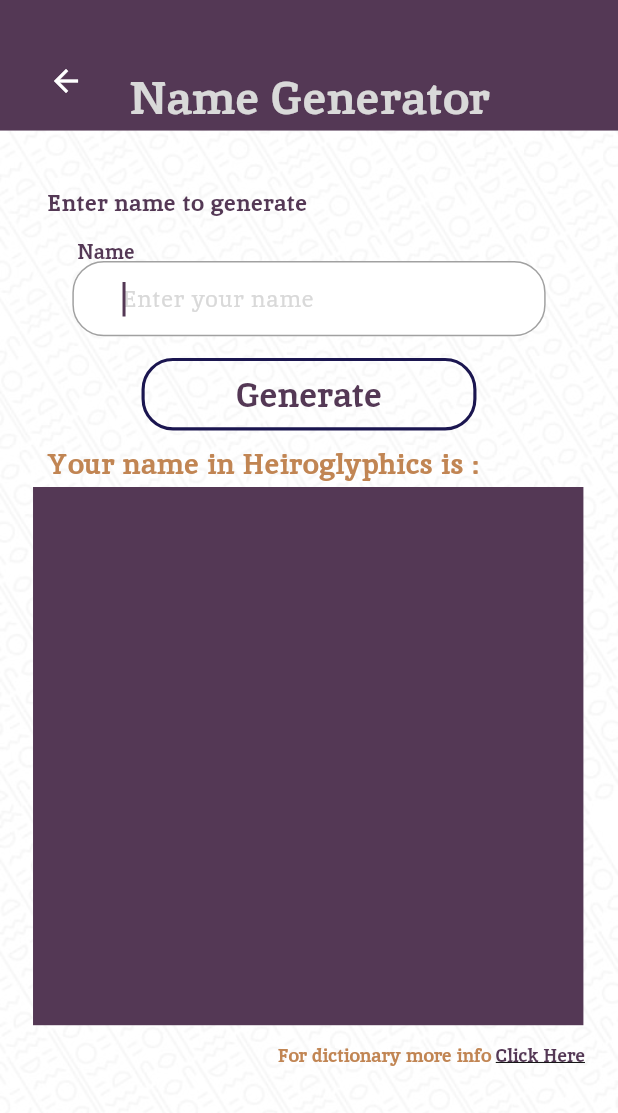
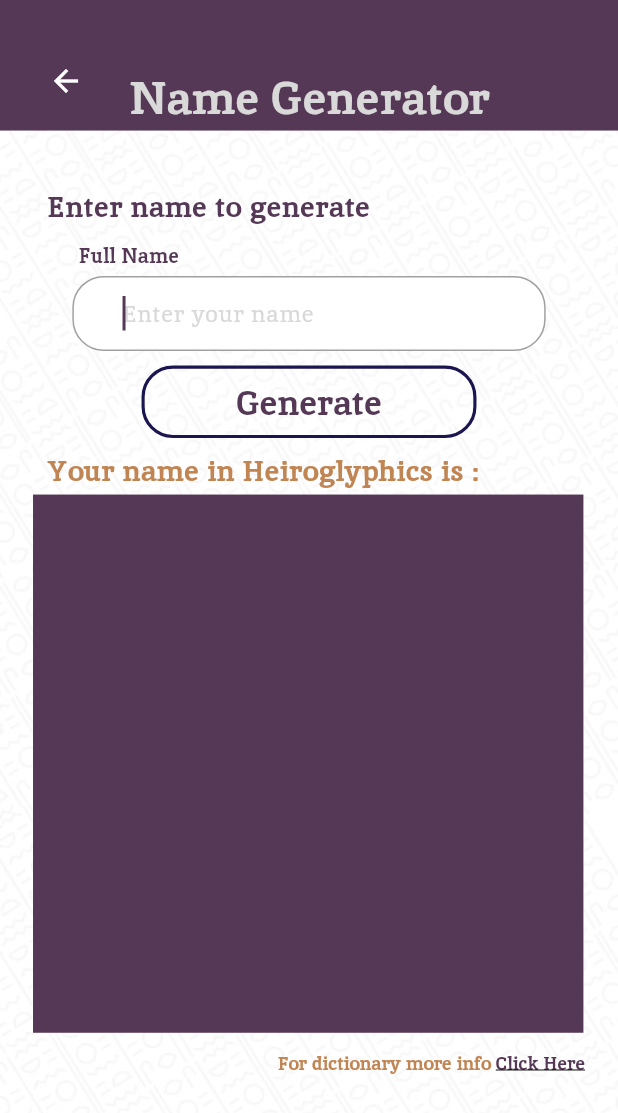
Before and after one commit to MohamedZaahran/Cartouchify, a Flutter app: the NameGeneratorScreen screen opened by its route, on a phone screen of 412 x 824 dp. Shown: the top 1113 px of the screen. Run offline on Flutter 3.47's test engine with Material 3 defaults, Android fonts, the phone set to English and light mode, and no system bars; our stand-ins replace cached_network_image, carousel_slider, cloud_firestore, connectivity_plus, firebase_auth, firebase_core and 5 more; missing offline and left inert: maps_launcher; accounts and stored records are empty; network calls fail.

Commit message:
finalized all responsive edits

```diff
--- a/GP/lib/presentation/explore_places_screen/explore_places_screen.dart
+++ b/GP/lib/presentation/explore_places_screen/explore_places_screen.dart
@@ -49,7 +49,7 @@ class ExplorePlacesScreen extends GetWidget<ExplorePlacesController> {
   Widget _buildViewStack() {
     print("_buildViewStack called");
     return SizedBox(
-      height: 93.v,
+      height: 90.v,
       width: double.maxFinite,
       child: Stack(
         alignment: Alignment.bottomLeft,
@@ -99,7 +99,7 @@ class ExplorePlacesScreen extends GetWidget<ExplorePlacesController> {
   Widget _buildCardsList(BuildContext context) {
     print("_buildCardsList called");
     return Padding(
-      padding: EdgeInsets.symmetric(horizontal: 31.h),
+      padding: EdgeInsets.symmetric(horizontal: 31.h, vertical: 15.v),
       child: FutureBuilder(
         future: controller.fetchPlaces(),
         builder: (context, snapshot) {
--- a/GP/lib/presentation/name_generator_screen/name_generator_screen.dart
+++ b/GP/lib/presentation/name_generator_screen/name_generator_screen.dart
@@ -48,17 +48,16 @@ class NameGeneratorScreen extends StatelessWidget {
                             "Enter name to generate".tr,
                             maxLines: 2,
                             overflow: TextOverflow.ellipsis,
-                            style: theme.textTheme.titleMedium,
+                            style: theme.textTheme.titleLarge,
                           ),
                         ),
-                        SizedBox(height: 13.v),
+                        SizedBox(height: 10.v),
                         Align(
                           alignment: Alignment.center,
                           child: SizedBox(
-                            height: 68.v,
+                            height: 75.v,
                             width: 301.h,
                             child: Stack(
-                              alignment: Alignment.topLeft,
                               children: [
                                 CustomTextFormField(
                                   width: 301.h,
@@ -70,20 +69,24 @@ class NameGeneratorScreen extends StatelessWidget {
                                   contentPadding: EdgeInsets.symmetric(
                                       horizontal: 28.h, vertical: 14.v),
                                 ),
+                                SizedBox(height: 10.v),
                                 Align(
                                   alignment: Alignment.topLeft,
                                   child: Padding(
-                                    padding:
-                                        EdgeInsets.only(left: 3.h, bottom: 5),
-                                    child: Text("lbl_name".tr,
-                                        style: theme.textTheme.titleSmall),
+                                    padding: EdgeInsets.only(
+                                      left: 4.h,
+                                    ),
+                                    child: Text(
+                                      "lbl_full_name".tr,
+                                      style: theme.textTheme.titleSmall,
+                                    ),
                                   ),
                                 ),
                               ],
                             ),
                           ),
                         ),
-                        SizedBox(height: 15.v),
+                        SizedBox(height: 10.v),
                         CustomOutlinedButton(
                           width: 213.h,
                           text: "lbl_generate".tr,
--- a/GP/lib/presentation/onboarding_screen/onboarding_screen.dart
+++ b/GP/lib/presentation/onboarding_screen/onboarding_screen.dart
@@ -59,7 +59,7 @@ class OnboardingScreen extends GetWidget<OnboardingController> {
                   ),
                   SizedBox(height: 26.v),
                   Text(
-                    "lbl_heirosecrets".tr,
+                    "CARTOUCHIFY".tr,
                     style: theme.textTheme.displayMedium,
                   ),
                   SizedBox(height: 5.v),
--- a/GP/lib/presentation/place_screen/place_screen.dart
+++ b/GP/lib/presentation/place_screen/place_screen.dart
@@ -45,6 +45,7 @@ class PlaceScreen extends GetWidget<PlaceController> {
                 mainAxisSize: MainAxisSize.min,
                 children: [
                   _buildNineStack(imageUrl),
+                  SizedBox(height: 10),
                   _buildEightyEightRow(name, rating),
                   SizedBox(height: 5),
                   Align(
--- a/GP/lib/theme/theme_helper.dart
+++ b/GP/lib/theme/theme_helper.dart
@@ -116,7 +116,7 @@ class TextThemes {
         ),
         displayMedium: TextStyle(
           color: colorScheme.primary,
-          fontSize: 48.fSize,
+          fontSize: 43.fSize,
           fontFamily: 'Inika',
           fontWeight: FontWeight.w700,
         ),
```
Also changed, not shown: GP/lib/presentation/last_scanned_screen/last_scanned_screen.dart (+3 -22 lines), GP/lib/presentation/learn_heiroglyphs_screen/learn_heiroglyphs_screen.dart (+7 -8 lines), GP/lib/widgets/custom_bottom_app_bar.dart (+4 -4 lines), GP/assets/images/closed.png, GP/assets/images/closed.svg, 1 other file.
